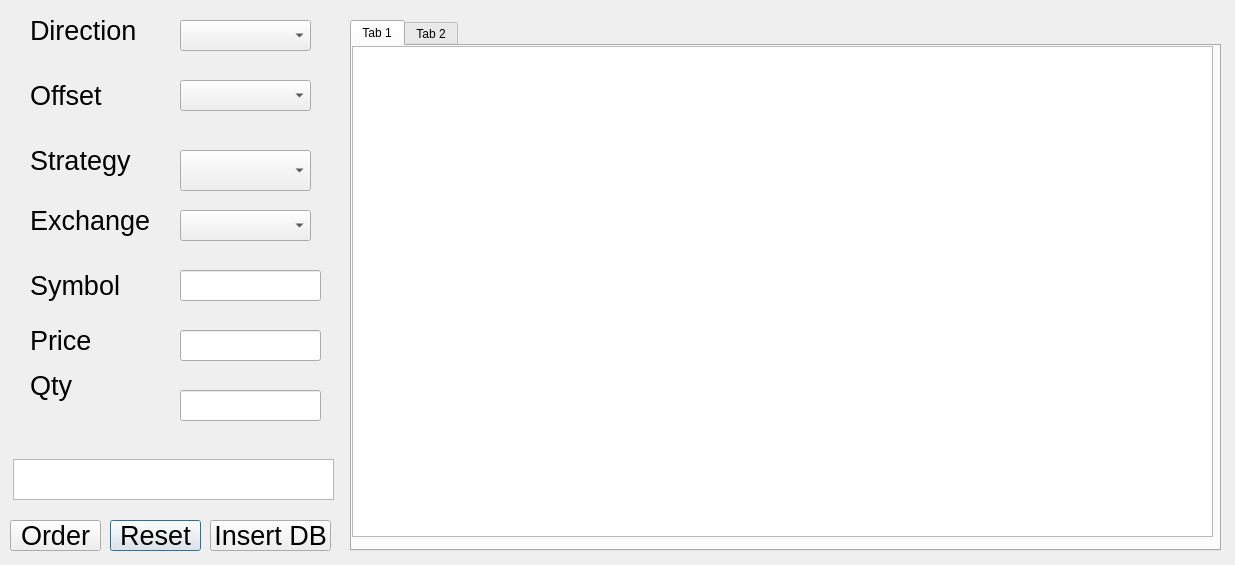
Qt form ManualLog/ManualOrder/createdlg.ui (handsomehu/CppWorkStream) before a commit.
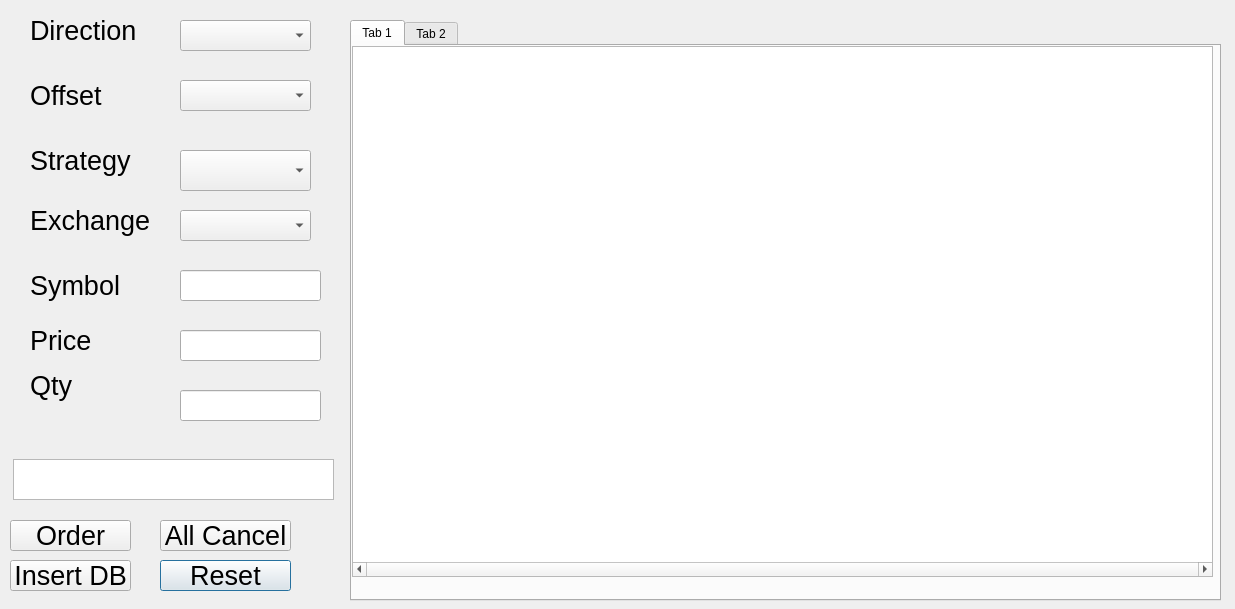
The same form after that commit.

```diff
--- a/ManualLog/ManualOrder/createdlg.ui
+++ b/ManualLog/ManualOrder/createdlg.ui
@@ -7,7 +7,7 @@
     <x>0</x>
     <y>0</y>
     <width>1235</width>
-    <height>565</height>
+    <height>609</height>
    </rect>
   </property>
   <property name="windowTitle">
@@ -16,9 +16,9 @@
   <widget class="QPushButton" name="pb_reset">
    <property name="geometry">
     <rect>
-     <x>110</x>
-     <y>520</y>
-     <width>91</width>
+     <x>160</x>
+     <y>560</y>
+     <width>131</width>
      <height>31</height>
     </rect>
    </property>
@@ -204,7 +204,7 @@
     <rect>
      <x>10</x>
      <y>520</y>
-     <width>91</width>
+     <width>121</width>
      <height>31</height>
     </rect>
    </property>
@@ -286,7 +286,7 @@
      <x>350</x>
      <y>20</y>
      <width>871</width>
-     <height>531</height>
+     <height>581</height>
     </rect>
    </property>
    <property name="currentIndex">
@@ -302,9 +302,18 @@
        <x>0</x>
        <y>0</y>
        <width>861</width>
-       <height>491</height>
+       <height>531</height>
       </rect>
      </property>
+     <property name="horizontalScrollBarPolicy">
+      <enum>Qt::ScrollBarAlwaysOn</enum>
+     </property>
+     <attribute name="horizontalHeaderCascadingSectionResizes">
+      <bool>true</bool>
+     </attribute>
+     <attribute name="verticalHeaderCascadingSectionResizes">
+      <bool>true</bool>
+     </attribute>
     </widget>
    </widget>
    <widget class="QWidget" name="tab_2">
@@ -336,8 +345,8 @@
   <widget class="QPushButton" name="pb_db">
    <property name="geometry">
     <rect>
-     <x>210</x>
-     <y>520</y>
+     <x>10</x>
+     <y>560</y>
      <width>121</width>
      <height>31</height>
     </rect>
@@ -351,6 +360,24 @@
     <string>Insert DB</string>
    </property>
   </widget>
+  <widget class="QPushButton" name="pb_cancel">
+   <property name="geometry">
+    <rect>
+     <x>160</x>
+     <y>520</y>
+     <width>131</width>
+     <height>31</height>
+    </rect>
+   </property>
+   <property name="font">
+    <font>
+     <pointsize>20</pointsize>
+    </font>
+   </property>
+   <property name="text">
+    <string>All Cancel</string>
+   </property>
+  </widget>
  </widget>
  <resources/>
  <connections/>
```
Left out of the diff: 8 changed lines with no effect on the pictures.
